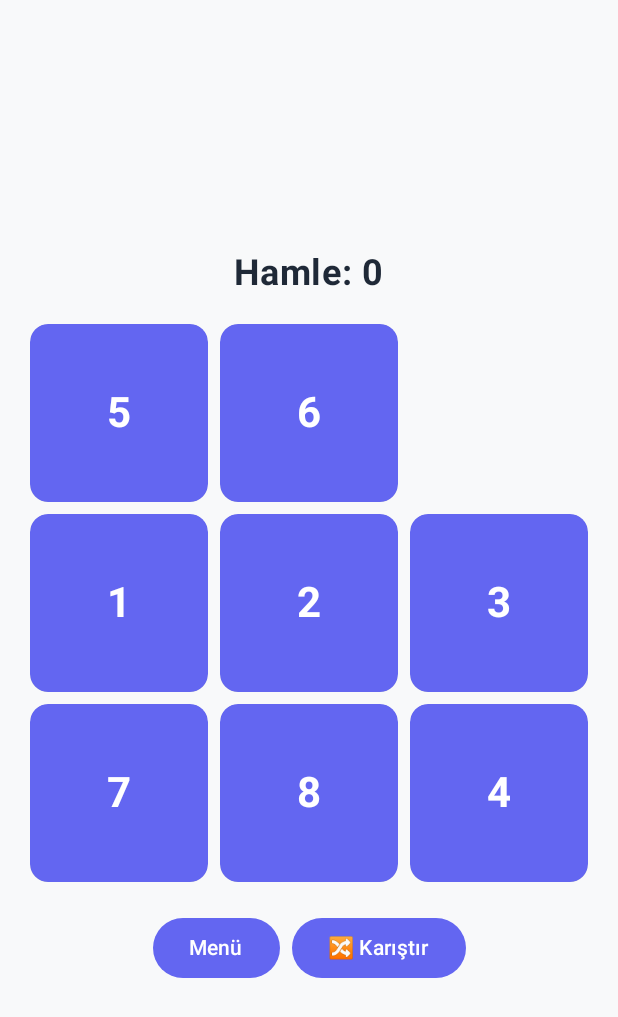
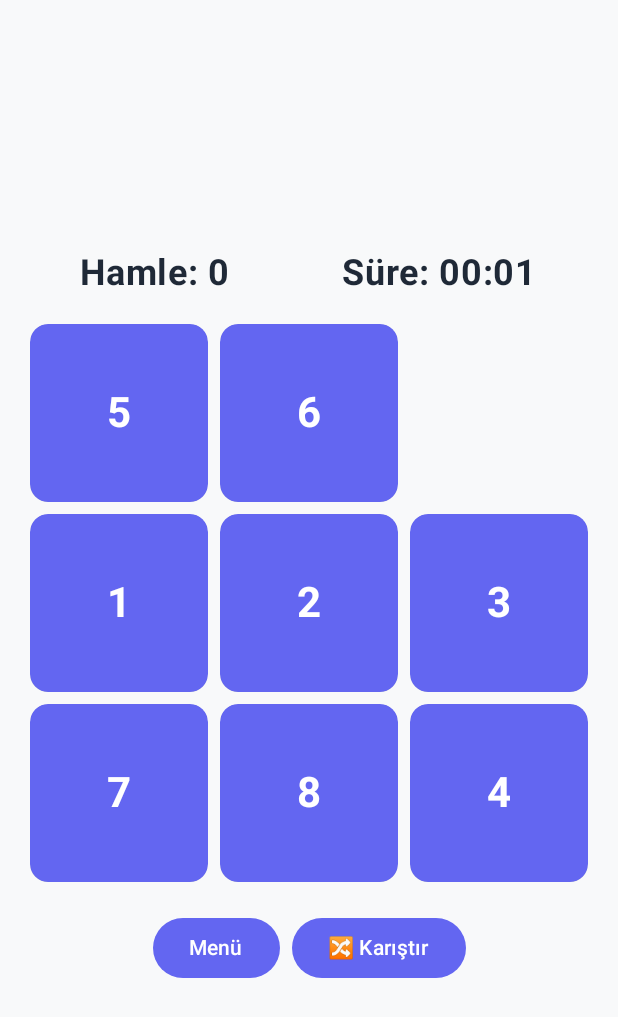
Before and after one commit to fahrettinaltay/PuzzleGame, an Android app built with Jetpack Compose: the PuzzleActivity screen opened directly, with no data from a screen before it, on a phone screen of 412 x 824 dp. Shown: the top 1017 px of the screen. Run offline under Robolectric (Android 15) with nearby library versions, the phone set to English and light mode, and no system bars.

Commit message:
Added in-game timer

```diff
--- a/app/src/main/java/com/mey/puzzlegame/PuzzleActivity.kt
+++ b/app/src/main/java/com/mey/puzzlegame/PuzzleActivity.kt
@@ -47,7 +47,7 @@ class PuzzleViewModel(private val dataStore: SettingsDataStore) : ViewModel() {
 
     private var emptyRow by mutableStateOf(0)
     private var emptyCol by mutableStateOf(0)
-    private var startTime by mutableStateOf(0L)
+    var startTime by mutableStateOf(0L)
 
     fun setup(puzzleSize: Int) {
         size = puzzleSize
@@ -200,36 +200,31 @@ fun PuzzleScreen(
         viewModel.setup(size)
     }
 
+    // --- Timer State and Logic ---
+    var time by remember { mutableStateOf(0L) }
+
+    LaunchedEffect(key1 = viewModel.isComplete, key2 = viewModel.startTime) {
+        if (!viewModel.isComplete && viewModel.startTime > 0L) {
+            while (true) {
+                time = (System.currentTimeMillis() - viewModel.startTime) / 1000
+                delay(1000)
+            }
+        }
+    }
+
+    val formattedTime = remember(time) {
+        val minutes = time / 60
+        val seconds = time % 60
+        "%02d:%02d".format(minutes, seconds)
+    }
+
     // --- Sound & Haptic Feedback ---
     val context = LocalContext.current
     val view = LocalView.current
 
-//    // Remember MediaPlayer instances, handling cases where sound files might not exist.
-//    val clickSoundPlayer = remember {
-//        try {
-//            MediaPlayer.create(context, R.raw.tile_click)
-//        } catch (e: Exception) {
-//            null
-//        }
-//    }
-//    val winSoundPlayer = remember {
-//        try {
-//            MediaPlayer.create(context, R.raw.win_sound)
-//        } catch (e: Exception) {
-//            null
-//        }
-//    }
-//
-//    // Release MediaPlayer resources when the composable is disposed.
-//    DisposableEffect(Unit) {
-//        onDispose {
-//            clickSoundPlayer?.release()
-//            winSoundPlayer?.release()
-//        }
-//    }
+    // ... (rest of the sound/haptic code remains the same)
 
-    // Effect for tile move feedback (vibration only for now).
-    LaunchedEffect(viewModel) {
+    LaunchedEffect(viewModel.moves) {
         snapshotFlow { viewModel.moves }
             .drop(1) // Ignore the initial state on composition.
             .collect {
@@ -238,10 +233,8 @@ fun PuzzleScreen(
             }
     }
 
-    // Effect for win feedback (vibration only for now).
     LaunchedEffect(viewModel.isComplete) {
         if (viewModel.isComplete) {
-            // A short delay to allow the last tile animation to finish.
             delay(300)
             view.performHapticFeedback(HapticFeedbackConstants.LONG_PRESS)
             //winSoundPlayer?.start()
@@ -268,7 +261,16 @@ fun PuzzleScreen(
             horizontalAlignment = Alignment.CenterHorizontally,
             verticalArrangement = Arrangement.Center
         ) {
-            Text("Hamle: ${viewModel.moves}", fontSize = 24.sp, fontWeight = FontWeight.Bold)
+            // --- Updated Top Row with Timer ---
+            Row(
+                modifier = Modifier.fillMaxWidth(),
+                horizontalArrangement = Arrangement.SpaceAround,
+                verticalAlignment = Alignment.CenterVertically
+            ) {
+                Text("Hamle: ${viewModel.moves}", fontSize = 24.sp, fontWeight = FontWeight.Bold)
+                Text("Süre: $formattedTime", fontSize = 24.sp, fontWeight = FontWeight.Bold)
+            }
+
             Spacer(modifier = Modifier.height(16.dp))
             PuzzleBoard(viewModel)
             Spacer(modifier = Modifier.height(16.dp))
@@ -279,6 +281,9 @@ fun PuzzleScreen(
         }
     }
 }
+
+// ... (Rest of the file remains the same)
+
 
 @Composable
 fun PuzzleBoard(viewModel: PuzzleViewModel) {
```
